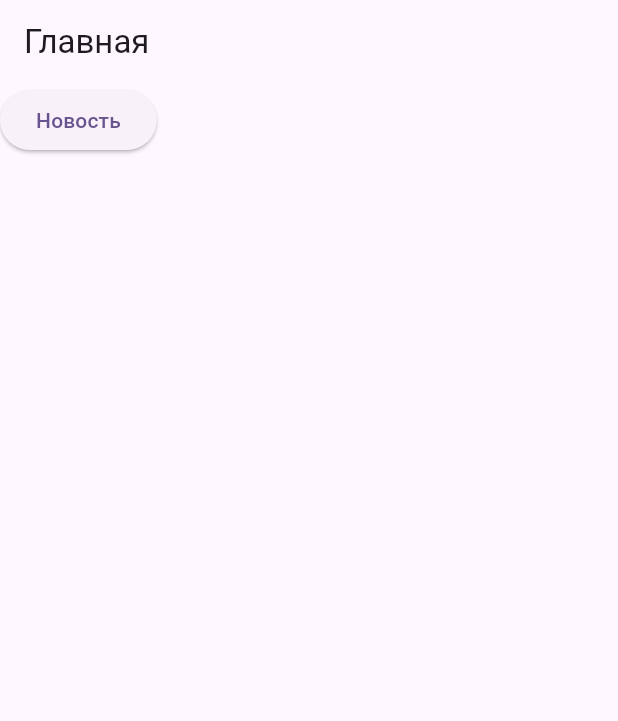
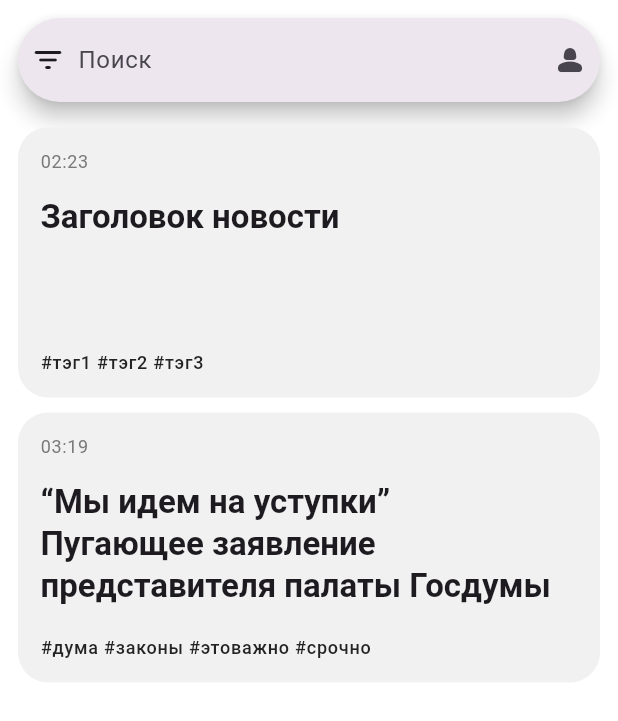
Before and after one commit to Hamza-Nabiyev/unproject-mobile-flutter, a Flutter app: the screen it shows after launch, on a phone screen of 412 x 824 dp. Shown: the top 721 px of the screen. Run offline on Flutter 3.47's test engine with Material 3 defaults, Android fonts, the phone set to English and light mode, and no system bars; our stand-ins replace flutter_markdown.

Commit message:
наброски по экрану новостей

```diff
--- a/lib/main.dart
+++ b/lib/main.dart
@@ -8,13 +8,14 @@ void main() {
 class MyApp extends StatelessWidget {
   const MyApp({super.key});
 
-  // This widget is the root of your application.
   @override
   Widget build(BuildContext context) {
     return MaterialApp(
       title: 'Flutter Demo',
+      debugShowCheckedModeBanner: false,
       theme: ThemeData(
-        colorScheme: ColorScheme.fromSeed(seedColor: Colors.deepPurple),
+        colorScheme: ColorScheme.fromSeed(seedColor: Colors.deepPurple, background: Colors.white),
+        scaffoldBackgroundColor: Colors.white,
         useMaterial3: true,
       ),
       home: const MainPage(),
--- /dev/null
+++ b/lib/models/news.dart
@@ -0,0 +1,13 @@
+class News {
+  final String title;
+  final String text;
+  final String time;
+  final List<String> tags;
+
+  News({
+    required this.title,
+    required this.text,
+    required this.time,
+    this.tags = const [],
+  });
+}
--- a/lib/pages/main_page/main_page.dart
+++ b/lib/pages/main_page/main_page.dart
@@ -1,28 +1,74 @@
 import 'package:flutter/material.dart';
+import 'package:news_aggregator/models/news.dart';
 import 'package:news_aggregator/pages/single_news_page/single_news_page.dart';
+
+import 'news_card.dart';
+
+List<News> newsList = [
+  News(
+    title: 'Заголовок новости',
+    text: 'Yj',
+    time: '02:23',
+    tags: ["#тэг1", "#тэг2", "#тэг3"],
+  ),
+  News(
+    title:
+        '“Мы идем на уступки”\nПугающее заявление представителя палаты Госдумы',
+    text: 'Yj',
+    time: '03:19',
+    tags: ["#дума", "#законы", "#этоважно", "#срочно"],
+  ),
+];
 
 class MainPage extends StatelessWidget {
   const MainPage({super.key});
 
   @override
   Widget build(BuildContext context) {
-    return Scaffold(
-      appBar: AppBar(
-        title: Text("Главная"),
+    return GestureDetector(
+      onTap: () {
+        FocusScope.of(context).unfocus();
+      },
+      child: SafeArea(
+        child: Scaffold(
+          body: Column(
+            mainAxisSize: MainAxisSize.min,
+            children: [
+              const Padding(
+                padding: EdgeInsets.all(12),
+                child: SearchBar(
+                  leading: Icon(Icons.filter_list_rounded),
+                  trailing: [Icon(Icons.person_2_rounded)],
+                  hintText: "Поиск",
+                  surfaceTintColor:
+                      MaterialStatePropertyAll(Colors.transparent),
                 ),
-      body: Column(
-        children: [
-          ElevatedButton(
-            onPressed: () {
+              ),
+              Expanded(
+                child: ListView.builder(
+                  padding: const EdgeInsets.symmetric(horizontal: 12),
+                  itemCount: newsList.length,
+                  itemBuilder: (context, index) {
+                    final news = newsList[index];
+                    return Padding(
+                      padding: const EdgeInsets.symmetric(vertical: 5),
+                      child: NewsCard(
+                        news,
+                        onTap: () {
                           Navigator.of(context).push(
                             MaterialPageRoute(
                               builder: (context) => const SingleNewsPage(),
                             ),
                           );
                         },
-            child: const Text("Новость"),
+                      ),
+                    );
+                  },
+                ),
               ),
             ],
+          ),
+        ),
       ),
     );
   }
--- /dev/null
+++ b/lib/pages/main_page/news_card.dart
@@ -0,0 +1,65 @@
+import 'package:flutter/material.dart';
+import 'package:news_aggregator/models/news.dart';
+import 'package:news_aggregator/styles/styles.dart';
+
+class NewsCard extends StatelessWidget {
+  final News news;
+  final Function onTap;
+
+  const NewsCard(this.news, {super.key, required this.onTap});
+
+  @override
+  Widget build(BuildContext context) {
+    return Material(
+      color: const Color(0xfff1f1f1),
+      clipBehavior: Clip.hardEdge,
+      borderRadius: BorderRadius.circular(20),
+      child: InkWell(
+        onTap: () {},
+        child: Padding(
+          padding: const EdgeInsets.all(15),
+          child: SizedBox(
+            height: 150,
+            child: Column(
+              mainAxisSize: MainAxisSize.min,
+              crossAxisAlignment: CrossAxisAlignment.start,
+              children: [
+                Text(
+                  news.time,
+                  style: Theme.of(context)
+                      .textTheme
+                      .bodySmall
+                      ?.copyWith(color: styles.themeColors.caption),
+                ),
+                const SizedBox(height: 15),
+                Text(
+                  news.title,
+                  style: Theme.of(context)
+                      .textTheme
+                      .titleLarge
+                      ?.copyWith(fontWeight: FontWeight.bold),
+                  maxLines: 3,
+                  overflow: TextOverflow.ellipsis,
+                ),
+                const Expanded(child: SizedBox.shrink()),
+                Column(
+                  mainAxisAlignment: MainAxisAlignment.end,
+                  children: [
+                    Text(
+                      news.tags.join(' '),
+                      style: Theme.of(context).textTheme.labelMedium?.copyWith(
+                            color: styles.themeColors.textSecondary,
+                          ),
+                      maxLines: 1,
+                      overflow: TextOverflow.ellipsis,
+                    ),
+                  ],
+                ),
+              ],
+            ),
+          ),
+        ),
+      ),
+    );
+  }
+}
```
Lines whose indentation alone changed are shown as unchanged.
